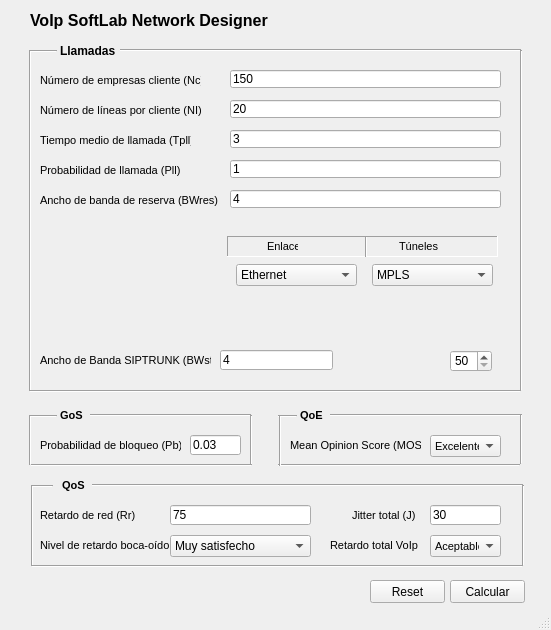
First picture: the form in VoIp_SoftLab.ui, repository JesusdelCas99/Laboratorio_de_Telematica_P2, before the edit.
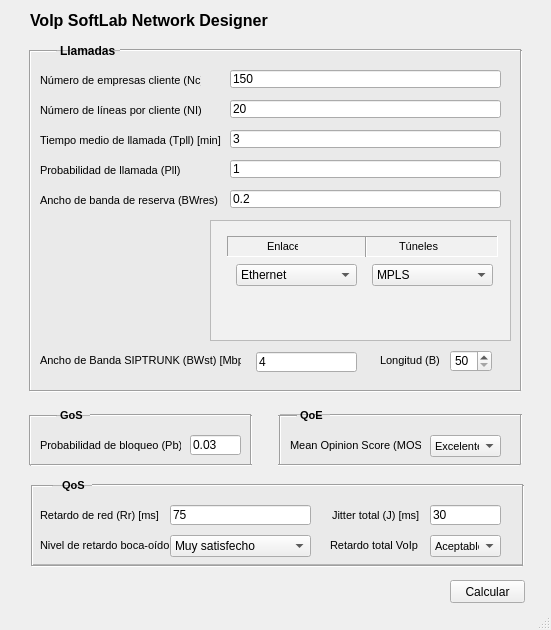
Second picture: the form after the edit.

```diff
--- a/VoIp_SoftLab.ui
+++ b/VoIp_SoftLab.ui
@@ -126,7 +126,7 @@
      <rect>
       <x>40</x>
       <y>130</y>
-      <width>151</width>
+      <width>181</width>
       <height>21</height>
      </rect>
     </property>
@@ -136,7 +136,7 @@
      </font>
     </property>
     <property name="text">
-     <string>Tiempo medio de llamada (Tpll)</string>
+     <string>Tiempo medio de llamada (Tpll) [min]</string>
     </property>
    </widget>
    <widget class="QLabel" name="label_5">
@@ -175,7 +175,7 @@
      <rect>
       <x>40</x>
       <y>350</y>
-      <width>171</width>
+      <width>201</width>
       <height>21</height>
      </rect>
     </property>
@@ -185,7 +185,7 @@
      </font>
     </property>
     <property name="text">
-     <string>Ancho de Banda SIPTRUNK (BWst)</string>
+     <string>Ancho de Banda SIPTRUNK (BWst) [Mbps]</string>
     </property>
    </widget>
    <widget class="QLabel" name="label_7">
@@ -216,7 +216,7 @@
      </rect>
     </property>
     <property name="text">
-     <string>4</string>
+     <string>0.2</string>
     </property>
    </widget>
    <widget class="QLabel" name="label_3">
@@ -634,7 +634,7 @@
      <rect>
       <x>40</x>
       <y>505</y>
-      <width>101</width>
+      <width>121</width>
       <height>21</height>
      </rect>
     </property>
@@ -644,7 +644,7 @@
      </font>
     </property>
     <property name="text">
-     <string>Retardo de red (Rr)</string>
+     <string>Retardo de red (Rr) [ms]</string>
     </property>
    </widget>
    <widget class="QLabel" name="label_17">
@@ -683,9 +683,9 @@
    <widget class="QLabel" name="label_18">
     <property name="geometry">
      <rect>
-      <x>352</x>
+      <x>332</x>
       <y>505</y>
-      <width>71</width>
+      <width>91</width>
       <height>21</height>
      </rect>
     </property>
@@ -695,7 +695,7 @@
      </font>
     </property>
     <property name="text">
-     <string>Jitter total (J)</string>
+     <string>Jitter total (J) [ms]</string>
     </property>
    </widget>
    <widget class="QLineEdit" name="lineEdit_11">
@@ -912,22 +912,6 @@
      <enum>Qt::Vertical</enum>
     </property>
    </widget>
-   <widget class="QPushButton" name="pushButton_2">
-    <property name="geometry">
-     <rect>
-      <x>370</x>
-      <y>580</y>
-      <width>75</width>
-      <height>23</height>
-     </rect>
-    </property>
-    <property name="text">
-     <string>Reset</string>
-    </property>
-    <property name="autoDefault">
-     <bool>false</bool>
-    </property>
-   </widget>
    <widget class="QComboBox" name="comboBox_4">
     <property name="geometry">
      <rect>
@@ -1010,9 +994,9 @@
    <widget class="QLineEdit" name="lineEdit_3">
     <property name="geometry">
      <rect>
-      <x>220</x>
-      <y>350</y>
-      <width>113</width>
+      <x>256</x>
+      <y>352</y>
+      <width>101</width>
       <height>20</height>
      </rect>
     </property>
@@ -1020,6 +1004,123 @@
      <string>4</string>
     </property>
    </widget>
+   <widget class="QFrame" name="frame_2">
+    <property name="geometry">
+     <rect>
+      <x>30</x>
+      <y>50</y>
+      <width>491</width>
+      <height>341</height>
+     </rect>
+    </property>
+    <property name="styleSheet">
+     <string notr="true">background-color: rgb(234, 234, 234);</string>
+    </property>
+    <property name="frameShape">
+     <enum>QFrame::StyledPanel</enum>
+    </property>
+    <property name="frameShadow">
+     <enum>QFrame::Raised</enum>
+    </property>
+    <widget class="QFrame" name="frame_6">
+     <property name="geometry">
+      <rect>
+       <x>180</x>
+       <y>170</y>
+       <width>301</width>
+       <height>121</height>
+      </rect>
+     </property>
+     <property name="styleSheet">
+      <string notr="true">background-color: rgb(241, 241, 241);</string>
+     </property>
+     <property name="frameShape">
+      <enum>QFrame::StyledPanel</enum>
+     </property>
+     <property name="frameShadow">
+      <enum>QFrame::Raised</enum>
+     </property>
+    </widget>
+    <widget class="QLabel" name="label_9">
+     <property name="geometry">
+      <rect>
+       <x>350</x>
+       <y>300</y>
+       <width>61</width>
+       <height>21</height>
+      </rect>
+     </property>
+     <property name="font">
+      <font>
+       <pointsize>8</pointsize>
+      </font>
+     </property>
+     <property name="text">
+      <string>Longitud (B)</string>
+     </property>
+    </widget>
+   </widget>
+   <widget class="QFrame" name="frame_3">
+    <property name="geometry">
+     <rect>
+      <x>30</x>
+      <y>415</y>
+      <width>221</width>
+      <height>51</height>
+     </rect>
+    </property>
+    <property name="styleSheet">
+     <string notr="true">background-color: rgb(234, 234, 234);</string>
+    </property>
+    <property name="frameShape">
+     <enum>QFrame::StyledPanel</enum>
+    </property>
+    <property name="frameShadow">
+     <enum>QFrame::Raised</enum>
+    </property>
+   </widget>
+   <widget class="QFrame" name="frame_4">
+    <property name="geometry">
+     <rect>
+      <x>31</x>
+      <y>485</y>
+      <width>492</width>
+      <height>80</height>
+     </rect>
+    </property>
+    <property name="styleSheet">
+     <string notr="true">background-color: rgb(234, 234, 234);</string>
+    </property>
+    <property name="frameShape">
+     <enum>QFrame::StyledPanel</enum>
+    </property>
+    <property name="frameShadow">
+     <enum>QFrame::Raised</enum>
+    </property>
+   </widget>
+   <widget class="QFrame" name="frame_5">
+    <property name="geometry">
+     <rect>
+      <x>280</x>
+      <y>414</y>
+      <width>241</width>
+      <height>51</height>
+     </rect>
+    </property>
+    <property name="styleSheet">
+     <string notr="true">background-color: rgb(234, 234, 234);</string>
+    </property>
+    <property name="frameShape">
+     <enum>QFrame::StyledPanel</enum>
+    </property>
+    <property name="frameShadow">
+     <enum>QFrame::Raised</enum>
+    </property>
+   </widget>
+   <zorder>frame_5</zorder>
+   <zorder>frame_4</zorder>
+   <zorder>frame_3</zorder>
+   <zorder>frame_2</zorder>
    <zorder>frame</zorder>
    <zorder>lineEdit</zorder>
    <zorder>label</zorder>
@@ -1050,7 +1151,6 @@
    <zorder>line_13</zorder>
    <zorder>lineEdit_9</zorder>
    <zorder>line_14</zorder>
-   <zorder>line_15</zorder>
    <zorder>line_17</zorder>
    <zorder>line_18</zorder>
    <zorder>label_15</zorder>
@@ -1072,11 +1172,11 @@
    <zorder>line_24</zorder>
    <zorder>label_23</zorder>
    <zorder>line_16</zorder>
-   <zorder>pushButton_2</zorder>
    <zorder>comboBox_4</zorder>
    <zorder>comboBox_5</zorder>
    <zorder>spinBox</zorder>
    <zorder>lineEdit_3</zorder>
+   <zorder>line_15</zorder>
   </widget>
   <widget class="QStatusBar" name="statusbar"/>
  </widget>
```
